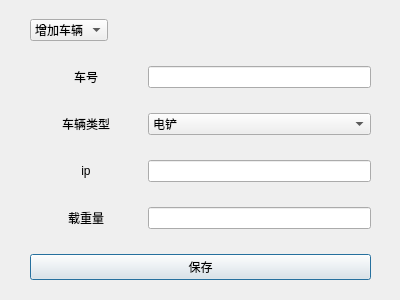
This is 报表生成/ui/vehicle_manager.ui in enjoylearning96/QT as Qt 5 draws it before an edit. The edited form follows.
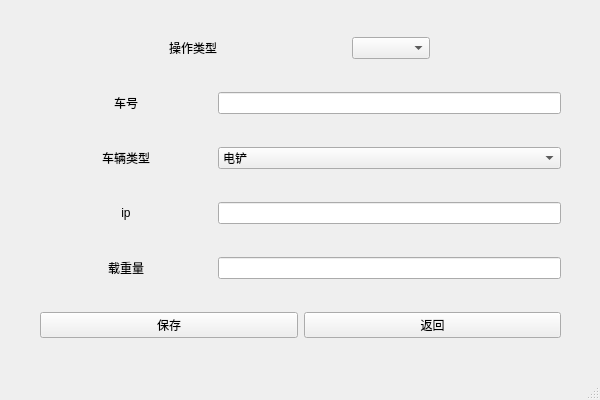
This is the edited form.

```diff
--- a/报表生成/ui/vehicle_manager.ui
+++ b/报表生成/ui/vehicle_manager.ui
@@ -1,40 +1,68 @@
 <?xml version="1.0" encoding="UTF-8"?>
 <ui version="4.0">
- <class>Dialog</class>
- <widget class="QDialog" name="Dialog">
+ <class>MainWindow</class>
+ <widget class="QMainWindow" name="MainWindow">
   <property name="geometry">
    <rect>
     <x>0</x>
     <y>0</y>
-    <width>400</width>
-    <height>300</height>
+    <width>600</width>
+    <height>400</height>
    </rect>
   </property>
-  <property name="sizePolicy">
-   <sizepolicy hsizetype="Fixed" vsizetype="Fixed">
-    <horstretch>0</horstretch>
-    <verstretch>0</verstretch>
-   </sizepolicy>
+  <property name="minimumSize">
+   <size>
+    <width>600</width>
+    <height>400</height>
+   </size>
+  </property>
+  <property name="maximumSize">
+   <size>
+    <width>600</width>
+    <height>400</height>
+   </size>
   </property>
   <property name="windowTitle">
    <string>车辆管理</string>
   </property>
-  <widget class="QWidget" name="">
+  <widget class="QWidget" name="centralwidget">
+   <widget class="QWidget" name="layoutWidget">
    <property name="geometry">
     <rect>
-     <x>0</x>
-     <y>0</y>
-     <width>401</width>
-     <height>301</height>
-    </rect>
-   </property>
-   <layout class="QVBoxLayout" name="verticalLayout">
+      <x>10</x>
+      <y>10</y>
+      <width>581</width>
+      <height>361</height>
+     </rect>
+    </property>
+    <layout class="QVBoxLayout" name="verticalLayout" stretch="0,1,1,1,1,1">
     <property name="leftMargin">
      <number>30</number>
     </property>
     <property name="rightMargin">
      <number>30</number>
     </property>
+     <item>
+      <layout class="QHBoxLayout" name="horizontalLayout_6" stretch="1,1">
+       <property name="sizeConstraint">
+        <enum>QLayout::SetNoConstraint</enum>
+       </property>
+       <item>
+        <widget class="QLabel" name="label_5">
+         <property name="sizePolicy">
+          <sizepolicy hsizetype="Fixed" vsizetype="Fixed">
+           <horstretch>1</horstretch>
+           <verstretch>1</verstretch>
+          </sizepolicy>
+         </property>
+         <property name="text">
+          <string>操作类型</string>
+         </property>
+         <property name="alignment">
+          <set>Qt::AlignCenter</set>
+         </property>
+        </widget>
+       </item>
     <item>
      <widget class="QComboBox" name="comboBox">
       <property name="sizePolicy">
@@ -46,6 +74,11 @@
       <property name="layoutDirection">
        <enum>Qt::LeftToRight</enum>
       </property>
+         <item>
+          <property name="text">
+           <string/>
+          </property>
+         </item>
       <item>
        <property name="text">
         <string>增加车辆</string>
@@ -63,6 +96,8 @@
       </item>
      </widget>
     </item>
+      </layout>
+     </item>
     <item>
      <layout class="QHBoxLayout" name="horizontalLayout_3" stretch="1,2">
       <property name="leftMargin">
@@ -158,14 +193,27 @@
      </layout>
     </item>
     <item>
+      <layout class="QHBoxLayout" name="horizontalLayout_5">
+       <item>
      <widget class="QPushButton" name="pushButton">
       <property name="text">
        <string>保存</string>
       </property>
      </widget>
     </item>
-   </layout>
-  </widget>
+       <item>
+        <widget class="QPushButton" name="pushButton_2">
+         <property name="text">
+          <string>返回</string>
+         </property>
+        </widget>
+       </item>
+      </layout>
+     </item>
+    </layout>
+   </widget>
+  </widget>
+  <widget class="QStatusBar" name="statusbar"/>
  </widget>
  <resources/>
  <connections/>
```
Left out of the diff: 19 changed lines with no effect on the pictures. Lines whose indentation alone changed are shown as unchanged.
